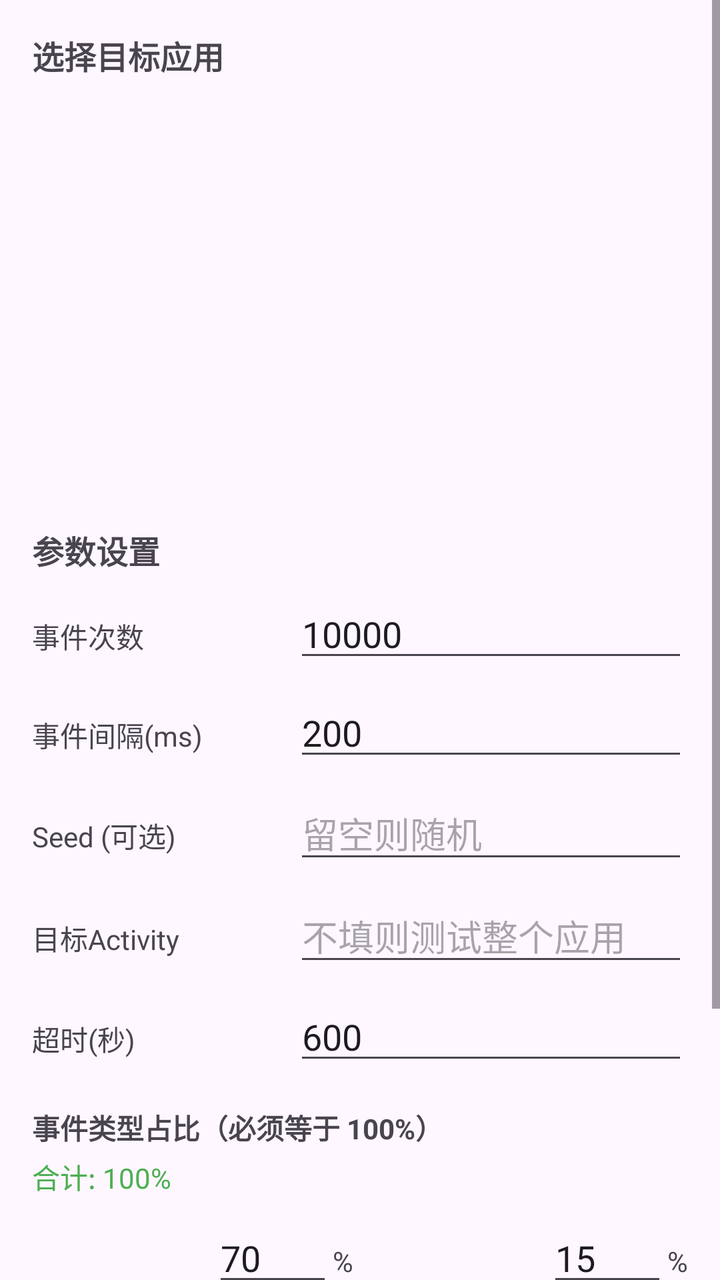
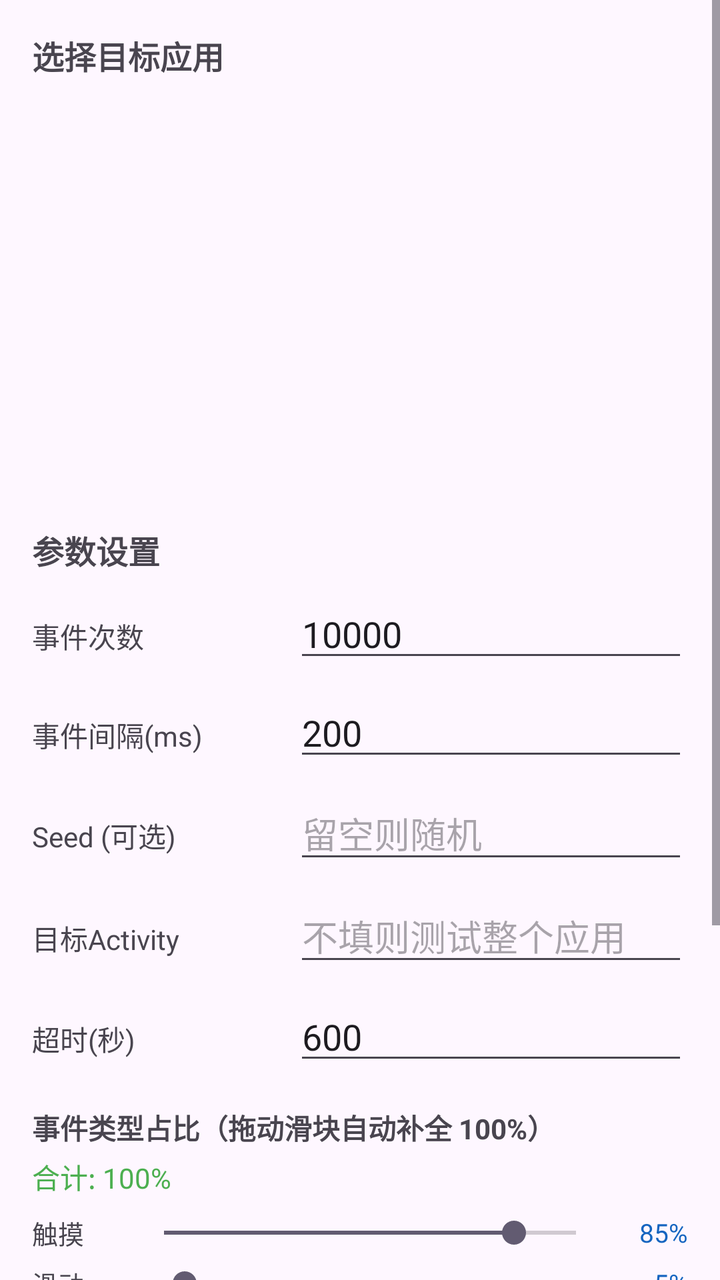

Screens rendered from an Android XML layout before and after an edit, with the pre-edit source and the edit as a unified diff.
<!-- AndroidManifest.xml: application theme Theme.APKTestTools -->
<!-- res/layout/fragment_monkey.xml -->
<?xml version="1.0" encoding="utf-8"?>
<ScrollView xmlns:android="http://schemas.android.com/apk/res/android"
    android:layout_width="match_parent"
    android:layout_height="match_parent"
    android:fillViewport="true">

    <LinearLayout
        android:layout_width="match_parent"
        android:layout_height="wrap_content"
        android:orientation="vertical"
        android:padding="16dp">

        <TextView
            android:layout_width="wrap_content"
            android:layout_height="wrap_content"
            android:text="选择目标应用"
            android:textSize="16sp"
            android:textStyle="bold"
            android:layout_marginBottom="8dp" />

        <androidx.recyclerview.widget.RecyclerView
            android:id="@+id/rv_apps"
            android:layout_width="match_parent"
            android:layout_height="200dp"
            android:layout_marginBottom="16dp" />

        <TextView
            android:layout_width="wrap_content"
            android:layout_height="wrap_content"
            android:text="参数设置"
            android:textSize="16sp"
            android:textStyle="bold"
            android:layout_marginBottom="8dp" />

        <LinearLayout
            android:layout_width="match_parent"
            android:layout_height="wrap_content"
            android:orientation="horizontal"
            android:layout_marginBottom="8dp">
            <TextView
                android:layout_width="0dp"
                android:layout_height="wrap_content"
                android:layout_weight="2"
                android:text="事件次数"
                android:gravity="center_vertical" />
            <EditText
                android:id="@+id/et_event_count"
                android:layout_width="0dp"
                android:layout_height="wrap_content"
                android:layout_weight="3"
                android:inputType="number"
                android:text="10000" />
        </LinearLayout>

        <LinearLayout
            android:layout_width="match_parent"
            android:layout_height="wrap_content"
            android:orientation="horizontal"
            android:layout_marginBottom="8dp">
            <TextView
                android:layout_width="0dp"
                android:layout_height="wrap_content"
                android:layout_weight="2"
                android:text="事件间隔(ms)"
                android:gravity="center_vertical" />
            <EditText
                android:id="@+id/et_throttle"
                android:layout_width="0dp"
                android:layout_height="wrap_content"
                android:layout_weight="3"
                android:inputType="number"
                android:text="200" />
        </LinearLayout>

        <LinearLayout
            android:layout_width="match_parent"
            android:layout_height="wrap_content"
            android:orientation="horizontal"
            android:layout_marginBottom="8dp">
            <TextView
                android:layout_width="0dp"
                android:layout_height="wrap_content"
                android:layout_weight="2"
                android:text="Seed (可选)"
                android:gravity="center_vertical" />
            <EditText
                android:id="@+id/et_seed"
                android:layout_width="0dp"
                android:layout_height="wrap_content"
                android:layout_weight="3"
                android:inputType="number"
                android:hint="留空则随机" />
        </LinearLayout>

        <LinearLayout
            android:layout_width="match_parent"
            android:layout_height="wrap_content"
            android:orientation="horizontal"
            android:layout_marginBottom="8dp">
            <TextView
                android:layout_width="0dp"
                android:layout_height="wrap_content"
                android:layout_weight="2"
                android:text="目标Activity"
                android:gravity="center_vertical" />
            <EditText
                android:id="@+id/et_activity"
                android:layout_width="0dp"
                android:layout_height="wrap_content"
                android:layout_weight="3"
                android:hint="不填则测试整个应用" />
        </LinearLayout>

        <LinearLayout
            android:layout_width="match_parent"
            android:layout_height="wrap_content"
            android:orientation="horizontal"
            android:layout_marginBottom="8dp">
            <TextView
                android:layout_width="0dp"
                android:layout_height="wrap_content"
                android:layout_weight="2"
                android:text="超时(秒)"
                android:gravity="center_vertical" />
            <EditText
                android:id="@+id/et_timeout"
                android:layout_width="0dp"
                android:layout_height="wrap_content"
                android:layout_weight="3"
                android:inputType="number"
                android:text="600" />
        </LinearLayout>

        <TextView
            android:layout_width="wrap_content"
            android:layout_height="wrap_content"
            android:text="事件类型占比（必须等于 100%）"
            android:textSize="14sp"
            android:textStyle="bold"
            android:layout_marginTop="8dp"
            android:layout_marginBottom="4dp" />

        <TextView
            android:id="@+id/tv_pct_sum"
            android:layout_width="wrap_content"
            android:layout_height="wrap_content"
            android:text="合计: 100%"
            android:textSize="14sp"
            android:textColor="#4CAF50"
            android:layout_marginBottom="8dp" />

        <LinearLayout
            android:layout_width="match_parent"
            android:layout_height="wrap_content"
            android:orientation="horizontal"
            android:layout_marginBottom="4dp">
            <TextView android:layout_width="0dp" android:layout_weight="1" android:text="触摸" android:gravity="center_vertical" />
            <EditText android:id="@+id/et_pct_touch" android:layout_width="60dp" android:layout_height="wrap_content" android:inputType="number" android:text="70" />
            <TextView android:layout_width="wrap_content" android:layout_height="wrap_content" android:text="%  " android:gravity="center_vertical" />
            <TextView android:layout_width="0dp" android:layout_weight="1" android:text="滑动" android:gravity="center_vertical" />
            <EditText android:id="@+id/et_pct_motion" android:layout_width="60dp" android:layout_height="wrap_content" android:inputType="number" android:text="15" />
            <TextView android:layout_width="wrap_content" android:layout_height="wrap_content" android:text="%" />
        </LinearLayout>

        <LinearLayout
            android:layout_width="match_parent"
            android:layout_height="wrap_content"
            android:orientation="horizontal"
            android:layout_marginBottom="8dp">
            <TextView android:layout_width="0dp" android:layout_weight="1" android:text="按键" android:gravity="center_vertical" />
            <EditText android:id="@+id/et_pct_syskeys" android:layout_width="60dp" android:layout_height="wrap_content" android:inputType="number" android:text="10" />
            <TextView android:layout_width="wrap_content" android:layout_height="wrap_content" android:text="%  " android:gravity="center_vertical" />
            <TextView android:layout_width="0dp" android:layout_weight="1" android:text="其他" android:gravity="center_vertical" />
            <EditText android:id="@+id/et_pct_anyevent" android:layout_width="60dp" android:layout_height="wrap_content" android:inputType="number" android:text="5" />
            <TextView android:layout_width="wrap_content" android:layout_height="wrap_content" android:text="%" />
        </LinearLayout>

        <LinearLayout
            android:layout_width="match_parent"
            android:layout_height="wrap_content"
            android:orientation="horizontal"
            android:layout_marginBottom="4dp">
            <TextView android:layout_width="0dp" android:layout_weight="1" android:text="忽略崩溃" />
            <Switch android:id="@+id/sw_ignore_crashes" />
            <TextView android:layout_width="0dp" android:layout_weight="1" android:text="忽略无响应" />
            <Switch android:id="@+id/sw_ignore_timeouts" />
        </LinearLayout>

        <Button
            android:id="@+id/btn_start"
            android:layout_width="match_parent"
            android:layout_height="wrap_content"
            android:layout_marginTop="16dp"
            android:text="开始测试"
            style="@style/Widget.Material3.Button" />

    </LinearLayout>
</ScrollView>
<!-- resources referenced by this layout -->
<resources>
  <style name="Theme.APKTestTools" parent="Theme.Material3.Light.NoActionBar">
          <item name="colorPrimary">#1A73E8</item>
          <item name="colorOnPrimary">#FFFFFF</item>
          <item name="colorPrimaryContainer">#D3E3FD</item>
      </style>
</resources>

<!-- the commit's change to res/layout/fragment_monkey.xml (unified diff, before → after) -->
@@ -134,7 +134,7 @@
         <TextView
             android:layout_width="wrap_content"
             android:layout_height="wrap_content"
-            android:text="事件类型占比（必须等于 100%）"
+            android:text="事件类型占比（拖动滑块自动补全 100%）"
             android:textSize="14sp"
             android:textStyle="bold"
             android:layout_marginTop="8dp"
@@ -149,50 +149,187 @@
             android:textColor="#4CAF50"
             android:layout_marginBottom="8dp" />
 
+        
+        <LinearLayout
+            android:layout_width="match_parent"
+            android:layout_height="wrap_content"
+            android:orientation="horizontal"
+            android:gravity="center_vertical"
+            android:layout_marginBottom="6dp">
+            <TextView
+                android:layout_width="50dp"
+                android:layout_height="wrap_content"
+                android:text="触摸"
+                android:textSize="13sp"
+                android:gravity="center_vertical" />
+            <SeekBar
+                android:id="@+id/sb_pct_touch"
+                android:layout_width="0dp"
+                android:layout_height="wrap_content"
+                android:layout_weight="1"
+                android:max="100"
+                android:progress="85" />
+            <TextView
+                android:id="@+id/tv_pct_touch"
+                android:layout_width="40dp"
+                android:layout_height="wrap_content"
+                android:text="85%"
+                android:textSize="13sp"
+                android:gravity="end"
+                android:textColor="#1565C0" />
+        </LinearLayout>
+
+        
+        <LinearLayout
+            android:layout_width="match_parent"
+            android:layout_height="wrap_content"
+            android:orientation="horizontal"
+            android:gravity="center_vertical"
+            android:layout_marginBottom="6dp">
+            <TextView
+                android:layout_width="50dp"
+                android:layout_height="wrap_content"
+                android:text="滑动"
+                android:textSize="13sp"
+                android:gravity="center_vertical" />
+            <SeekBar
+                android:id="@+id/sb_pct_motion"
+                android:layout_width="0dp"
+                android:layout_height="wrap_content"
+                android:layout_weight="1"
+                android:max="100"
+                android:progress="5" />
+            <TextView
+                android:id="@+id/tv_pct_motion"
+                android:layout_width="40dp"
+                android:layout_height="wrap_content"
+                android:text="5%"
+                android:textSize="13sp"
+                android:gravity="end"
+                android:textColor="#1565C0" />
+        </LinearLayout>
+
+        
+        <LinearLayout
+            android:layout_width="match_parent"
+            android:layout_height="wrap_content"
+            android:orientation="horizontal"
+            android:gravity="center_vertical"
+            android:layout_marginBottom="6dp">
+            <TextView
+                android:layout_width="50dp"
+                android:layout_height="wrap_content"
+                android:text="按键"
+                android:textSize="13sp"
+                android:gravity="center_vertical" />
+            <SeekBar
+                android:id="@+id/sb_pct_syskeys"
+                android:layout_width="0dp"
+                android:layout_height="wrap_content"
+                android:layout_weight="1"
+                android:max="100"
+                android:progress="0" />
+            <TextView
+                android:id="@+id/tv_pct_syskeys"
+                android:layout_width="40dp"
+                android:layout_height="wrap_content"
+                android:text="0%"
+                android:textSize="13sp"
+                android:gravity="end"
+                android:textColor="#1565C0" />
+        </LinearLayout>
+
+        
+        <LinearLayout
+            android:layout_width="match_parent"
+            android:layout_height="wrap_content"
+            android:orientation="horizontal"
+            android:gravity="center_vertical"
+            android:layout_marginBottom="12dp">
+            <TextView
+                android:layout_width="50dp"
+                android:layout_height="wrap_content"
+                android:text="其他"
+                android:textSize="13sp"
+                android:gravity="center_vertical" />
+            <SeekBar
+                android:id="@+id/sb_pct_anyevent"
+                android:layout_width="0dp"
+                android:layout_height="wrap_content"
+                android:layout_weight="1"
+                android:max="100"
+                android:progress="10" />
+            <TextView
+                android:id="@+id/tv_pct_anyevent"
+                android:layout_width="40dp"
+                android:layout_height="wrap_content"
+                android:text="10%"
+                android:textSize="13sp"
+                android:gravity="end"
+                android:textColor="#78909C" />
+        </LinearLayout>
+
         <LinearLayout
             android:layout_width="match_parent"
             android:layout_height="wrap_content"
             android:orientation="horizontal"
             android:layout_marginBottom="4dp">
-            <TextView android:layout_width="0dp" android:layout_weight="1" android:text="触摸" android:gravity="center_vertical" />
-            <EditText android:id="@+id/et_pct_touch" android:layout_width="60dp" android:layout_height="wrap_content" android:inputType="number" android:text="70" />
-            <TextView android:layout_width="wrap_content" android:layout_height="wrap_content" android:text="%  " android:gravity="center_vertical" />
-            <TextView android:layout_width="0dp" android:layout_weight="1" android:text="滑动" android:gravity="center_vertical" />
-            <EditText android:id="@+id/et_pct_motion" android:layout_width="60dp" android:layout_height="wrap_content" android:inputType="number" android:text="15" />
-            <TextView android:layout_width="wrap_content" android:layout_height="wrap_content" android:text="%" />
-        </LinearLayout>
-
-        <LinearLayout
-            android:layout_width="match_parent"
-            android:layout_height="wrap_content"
-            android:orientation="horizontal"
-            android:layout_marginBottom="8dp">
-            <TextView android:layout_width="0dp" android:layout_weight="1" android:text="按键" android:gravity="center_vertical" />
-            <EditText android:id="@+id/et_pct_syskeys" android:layout_width="60dp" android:layout_height="wrap_content" android:inputType="number" android:text="10" />
-            <TextView android:layout_width="wrap_content" android:layout_height="wrap_content" android:text="%  " android:gravity="center_vertical" />
-            <TextView android:layout_width="0dp" android:layout_weight="1" android:text="其他" android:gravity="center_vertical" />
-            <EditText android:id="@+id/et_pct_anyevent" android:layout_width="60dp" android:layout_height="wrap_content" android:inputType="number" android:text="5" />
-            <TextView android:layout_width="wrap_content" android:layout_height="wrap_content" android:text="%" />
-        </LinearLayout>
-
-        <LinearLayout
-            android:layout_width="match_parent"
-            android:layout_height="wrap_content"
-            android:orientation="horizontal"
-            android:layout_marginBottom="4dp">
-            <TextView android:layout_width="0dp" android:layout_weight="1" android:text="忽略崩溃" />
-            <Switch android:id="@+id/sw_ignore_crashes" />
-            <TextView android:layout_width="0dp" android:layout_weight="1" android:text="忽略无响应" />
-            <Switch android:id="@+id/sw_ignore_timeouts" />
+            <TextView android:layout_width="0dp" android:layout_height="wrap_content" android:layout_weight="1" android:text="忽略崩溃" />
+            <Switch android:id="@+id/sw_ignore_crashes" android:layout_width="wrap_content" android:layout_height="wrap_content" />
+            <TextView android:layout_width="0dp" android:layout_height="wrap_content" android:layout_weight="1" android:text="忽略无响应" />
+            <Switch android:id="@+id/sw_ignore_timeouts" android:layout_width="wrap_content" android:layout_height="wrap_content" />
+        </LinearLayout>
+
+        <LinearLayout
+            android:layout_width="match_parent"
+            android:layout_height="wrap_content"
+            android:orientation="horizontal"
+            android:layout_marginTop="16dp">
+
+            <Button
+                android:id="@+id/btn_start"
+                android:layout_width="0dp"
+                android:layout_height="wrap_content"
+                android:layout_weight="1"
+                android:layout_marginEnd="8dp"
+                android:text="开始测试"
+                style="@style/Widget.Material3.Button" />
+
+            <Button
+                android:id="@+id/btn_stop"
+                android:layout_width="0dp"
+                android:layout_height="wrap_content"
+                android:layout_weight="1"
+                android:layout_marginStart="8dp"
+                android:text="停止测试"
+                android:enabled="false"
+                style="@style/Widget.Material3.Button.OutlinedButton" />
+        </LinearLayout>
+
+        <LinearLayout
+            android:id="@+id/layout_progress"
+            android:layout_width="match_parent"
+            android:layout_height="wrap_content"
+            android:orientation="vertical"
+            android:visibility="gone"
+            android:layout_marginTop="12dp">
+
+            <TextView
+                android:id="@+id/tv_status"
+                android:layout_width="match_parent"
+                android:layout_height="wrap_content"
+                android:textSize="14sp"
+                android:textStyle="bold"
+                android:textColor="#FF9800" />
         </LinearLayout>
 
         <Button
-            android:id="@+id/btn_start"
-            android:layout_width="match_parent"
-            android:layout_height="wrap_content"
-            android:layout_marginTop="16dp"
-            android:text="开始测试"
-            style="@style/Widget.Material3.Button" />
+            android:id="@+id/btn_view_report"
+            android:layout_width="match_parent"
+            android:layout_height="wrap_content"
+            android:layout_marginTop="12dp"
+            android:text="查看测试报告"
+            style="@style/Widget.Material3.Button.TextButton" />
 
     </LinearLayout>
 </ScrollView>
